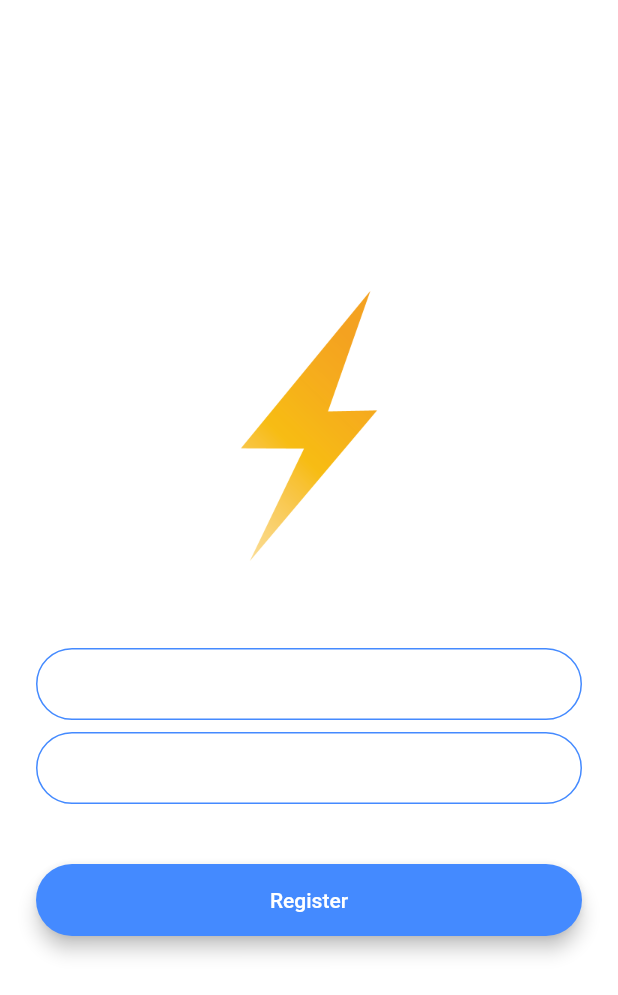
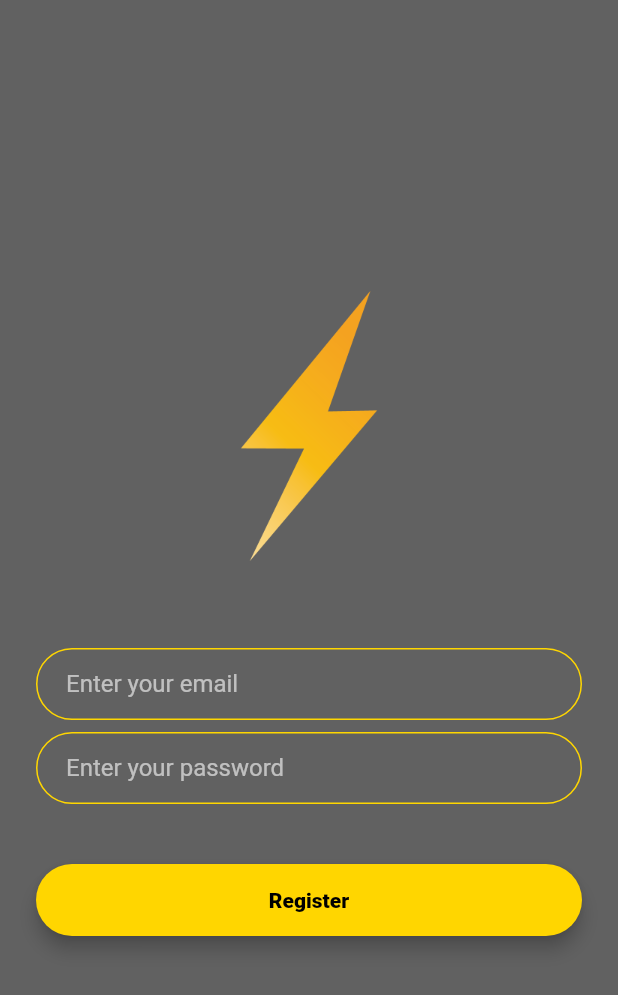
Before and after one commit to AbhishekDoshi26/flashchat, a Flutter app: the screen it shows after launch, after a tap on "Not a member? No worries, Register", on a phone screen of 412 x 824 dp. Shown: the top 995 px of the screen. Run offline on Flutter 3.47's test engine with Material 2 defaults, Android fonts, the phone set to English and light mode, and no system bars.

Commit message:
Implemented Flutter Hero Animation
In this commit, I have implemented Flutter Hero Animation on the Flash icon. I have also updated the UI by changing the Scaffold background colour and the button colour too.

```diff
--- a/lib/main.dart
+++ b/lib/main.dart
@@ -11,11 +11,7 @@ class FlashChat extends StatelessWidget {
   Widget build(BuildContext context) {
     return MaterialApp(
       debugShowCheckedModeBanner: false,
-      theme: ThemeData.dark().copyWith(
-        textTheme: TextTheme(
-          body1: TextStyle(color: Colors.black54),
-        ),
-      ),
+      theme: ThemeData.dark(),
       initialRoute: WelcomeScreen.id,
       routes: {
         WelcomeScreen.id: (context) => WelcomeScreen(),
--- a/lib/screens/registration_screen.dart
+++ b/lib/screens/registration_screen.dart
@@ -10,16 +10,19 @@ class _RegistrationScreenState extends State<RegistrationScreen> {
   @override
   Widget build(BuildContext context) {
     return Scaffold(
-      backgroundColor: Colors.white,
+      backgroundColor: Colors.grey.shade700,
       body: Padding(
         padding: EdgeInsets.symmetric(horizontal: 24.0),
         child: Column(
           mainAxisAlignment: MainAxisAlignment.center,
           crossAxisAlignment: CrossAxisAlignment.stretch,
           children: <Widget>[
-            Container(
-              height: 200.0,
-              child: Image.asset('images/logo.png'),
+            Hero(
+              child: Container(
+                height: 200.0,
+                child: Image.asset('images/logo.png'),
+              ),
+              tag: 'logo',
             ),
             SizedBox(
               height: 48.0,
@@ -36,11 +39,13 @@ class _RegistrationScreenState extends State<RegistrationScreen> {
                   borderRadius: BorderRadius.all(Radius.circular(32.0)),
                 ),
                 enabledBorder: OutlineInputBorder(
-                  borderSide: BorderSide(color: Colors.blueAccent, width: 1.0),
+                  borderSide: BorderSide(
+                      color: Colors.yellowAccent.shade700, width: 1.0),
                   borderRadius: BorderRadius.all(Radius.circular(32.0)),
                 ),
                 focusedBorder: OutlineInputBorder(
-                  borderSide: BorderSide(color: Colors.blueAccent, width: 2.0),
+                  borderSide: BorderSide(
+                      color: Colors.yellowAccent.shade700, width: 2.0),
                   borderRadius: BorderRadius.all(Radius.circular(32.0)),
                 ),
               ),
@@ -60,11 +65,13 @@ class _RegistrationScreenState extends State<RegistrationScreen> {
                   borderRadius: BorderRadius.all(Radius.circular(32.0)),
                 ),
                 enabledBorder: OutlineInputBorder(
-                  borderSide: BorderSide(color: Colors.blueAccent, width: 1.0),
+                  borderSide: BorderSide(
+                      color: Colors.yellowAccent.shade700, width: 1.0),
                   borderRadius: BorderRadius.all(Radius.circular(32.0)),
                 ),
                 focusedBorder: OutlineInputBorder(
-                  borderSide: BorderSide(color: Colors.blueAccent, width: 2.0),
+                  borderSide: BorderSide(
+                      color: Colors.yellowAccent.shade700, width: 2.0),
                   borderRadius: BorderRadius.all(Radius.circular(32.0)),
                 ),
               ),
@@ -75,7 +82,7 @@ class _RegistrationScreenState extends State<RegistrationScreen> {
             Padding(
               padding: EdgeInsets.symmetric(vertical: 16.0),
               child: Material(
-                color: Colors.blueAccent,
+                color: Colors.yellowAccent.shade700,
                 borderRadius: BorderRadius.all(Radius.circular(30.0)),
                 elevation: 5.0,
                 child: MaterialButton(
@@ -86,7 +93,10 @@ class _RegistrationScreenState extends State<RegistrationScreen> {
                   height: 42.0,
                   child: Text(
                     'Register',
-                    style: TextStyle(color: Colors.white),
+                    style: TextStyle(
+                      color: Colors.black,
+                      fontWeight: FontWeight.w900,
+                    ),
                   ),
                 ),
               ),
--- a/lib/screens/welcome_screen.dart
+++ b/lib/screens/welcome_screen.dart
@@ -15,7 +15,7 @@ class _WelcomeScreenState extends State<WelcomeScreen> {
   @override
   Widget build(BuildContext context) {
     return Scaffold(
-      backgroundColor: Colors.white,
+      backgroundColor: Colors.grey.shade700,
       body: Padding(
         padding: EdgeInsets.symmetric(horizontal: 24.0),
         child: Column(
@@ -24,15 +24,19 @@ class _WelcomeScreenState extends State<WelcomeScreen> {
           children: <Widget>[
             Row(
               children: <Widget>[
-                Container(
-                  child: Image.asset('images/logo.png'),
-                  height: 60.0,
+                Hero(
+                  child: Container(
+                    child: Image.asset('images/logo.png'),
+                    height: 60.0,
+                  ),
+                  tag: 'logo',
                 ),
                 Text(
                   'Flash Chat',
                   style: TextStyle(
                     fontSize: 45.0,
                     fontWeight: FontWeight.w900,
+                    color: Colors.white70,
                   ),
                 ),
               ],
@@ -44,7 +48,7 @@ class _WelcomeScreenState extends State<WelcomeScreen> {
               padding: EdgeInsets.symmetric(vertical: 16.0),
               child: Material(
                 elevation: 5.0,
-                color: Colors.lightBlueAccent,
+                color: Colors.tealAccent.shade400,
                 borderRadius: BorderRadius.circular(30.0),
                 child: MaterialButton(
                   onPressed: () {
@@ -54,6 +58,10 @@ class _WelcomeScreenState extends State<WelcomeScreen> {
                   height: 42.0,
                   child: Text(
                     'Already a member? Here, Log In',
+                    style: TextStyle(
+                      fontWeight: FontWeight.w900,
+                      color: Colors.black,
+                    ),
                   ),
                 ),
               ),
@@ -61,7 +69,7 @@ class _WelcomeScreenState extends State<WelcomeScreen> {
             Padding(
               padding: EdgeInsets.symmetric(vertical: 16.0),
               child: Material(
-                color: Colors.blueAccent,
+                color: Colors.yellowAccent.shade700,
                 borderRadius: BorderRadius.circular(30.0),
                 elevation: 5.0,
                 child: MaterialButton(
@@ -72,6 +80,10 @@ class _WelcomeScreenState extends State<WelcomeScreen> {
                   height: 42.0,
                   child: Text(
                     'Not a member? No worries, Register',
+                    style: TextStyle(
+                      fontWeight: FontWeight.w900,
+                      color: Colors.black,
+                    ),
                   ),
                 ),
               ),
```
Also changed, not shown: lib/screens/login_screen.dart (+16 -13 lines).
